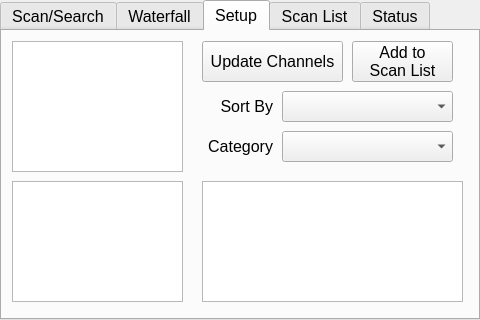
Before: the Qt Designer form mainwindow.ui in CWRU-ECSE-398-Team-14/SDR-GNU-Radio-App, drawn with Qt 5.
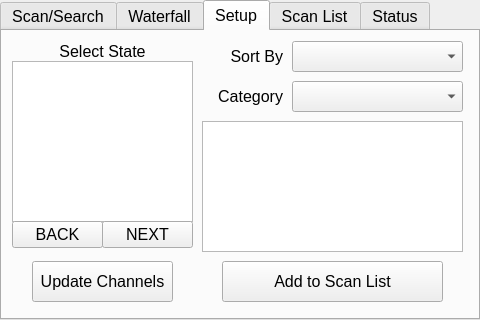
After: the same form once the commit is applied.

Patch:
```diff
--- a/mainwindow.ui
+++ b/mainwindow.ui
@@ -1161,31 +1161,11 @@
      <attribute name="title">
       <string>Setup</string>
      </attribute>
-     <widget class="QListView" name="statesListView">
-      <property name="geometry">
-       <rect>
-        <x>10</x>
-        <y>10</y>
-        <width>171</width>
-        <height>131</height>
-       </rect>
-      </property>
-     </widget>
-     <widget class="QListView" name="countiesListView">
-      <property name="geometry">
-       <rect>
-        <x>10</x>
-        <y>150</y>
-        <width>171</width>
-        <height>121</height>
-       </rect>
-      </property>
-     </widget>
      <widget class="QPushButton" name="updateChannelsButton">
       <property name="geometry">
        <rect>
-        <x>200</x>
-        <y>10</y>
+        <x>30</x>
+        <y>230</y>
         <width>141</width>
         <height>41</height>
        </rect>
@@ -1197,8 +1177,8 @@
      <widget class="QComboBox" name="sortByComboBox">
       <property name="geometry">
        <rect>
-        <x>280</x>
-        <y>60</y>
+        <x>290</x>
+        <y>10</y>
         <width>171</width>
         <height>31</height>
        </rect>
@@ -1207,8 +1187,8 @@
      <widget class="QLabel" name="sortByLabel">
       <property name="geometry">
        <rect>
-        <x>200</x>
-        <y>60</y>
+        <x>210</x>
+        <y>10</y>
         <width>71</width>
         <height>31</height>
        </rect>
@@ -1224,17 +1204,17 @@
       <property name="geometry">
        <rect>
         <x>200</x>
-        <y>150</y>
+        <y>90</y>
         <width>261</width>
-        <height>121</height>
+        <height>131</height>
        </rect>
       </property>
      </widget>
      <widget class="QComboBox" name="categoryComboBox">
       <property name="geometry">
        <rect>
-        <x>280</x>
-        <y>100</y>
+        <x>290</x>
+        <y>50</y>
         <width>171</width>
         <height>31</height>
        </rect>
@@ -1243,8 +1223,8 @@
      <widget class="QLabel" name="categoryLabel">
       <property name="geometry">
        <rect>
-        <x>200</x>
-        <y>100</y>
+        <x>210</x>
+        <y>50</y>
         <width>71</width>
         <height>31</height>
        </rect>
@@ -1259,15 +1239,66 @@
      <widget class="QPushButton" name="addToScanListBtn">
       <property name="geometry">
        <rect>
-        <x>350</x>
-        <y>10</y>
-        <width>101</width>
+        <x>220</x>
+        <y>230</y>
+        <width>221</width>
         <height>41</height>
        </rect>
       </property>
       <property name="text">
-       <string>Add to 
-Scan List</string>
+       <string>Add to Scan List</string>
+      </property>
+     </widget>
+     <widget class="QListView" name="setupListView">
+      <property name="geometry">
+       <rect>
+        <x>10</x>
+        <y>30</y>
+        <width>181</width>
+        <height>161</height>
+       </rect>
+      </property>
+     </widget>
+     <widget class="QLabel" name="setupStateLabel">
+      <property name="geometry">
+       <rect>
+        <x>10</x>
+        <y>10</y>
+        <width>181</width>
+        <height>20</height>
+       </rect>
+      </property>
+      <property name="text">
+       <string>Select State</string>
+      </property>
+      <property name="alignment">
+       <set>Qt::AlignCenter</set>
+      </property>
+     </widget>
+     <widget class="QPushButton" name="setupStateNextButton">
+      <property name="geometry">
+       <rect>
+        <x>100</x>
+        <y>190</y>
+        <width>91</width>
+        <height>27</height>
+       </rect>
+      </property>
+      <property name="text">
+       <string>NEXT</string>
+      </property>
+     </widget>
+     <widget class="QPushButton" name="setupStateBackButton">
+      <property name="geometry">
+       <rect>
+        <x>10</x>
+        <y>190</y>
+        <width>91</width>
+        <height>27</height>
+       </rect>
+      </property>
+      <property name="text">
+       <string>BACK</string>
       </property>
      </widget>
     </widget>
```
